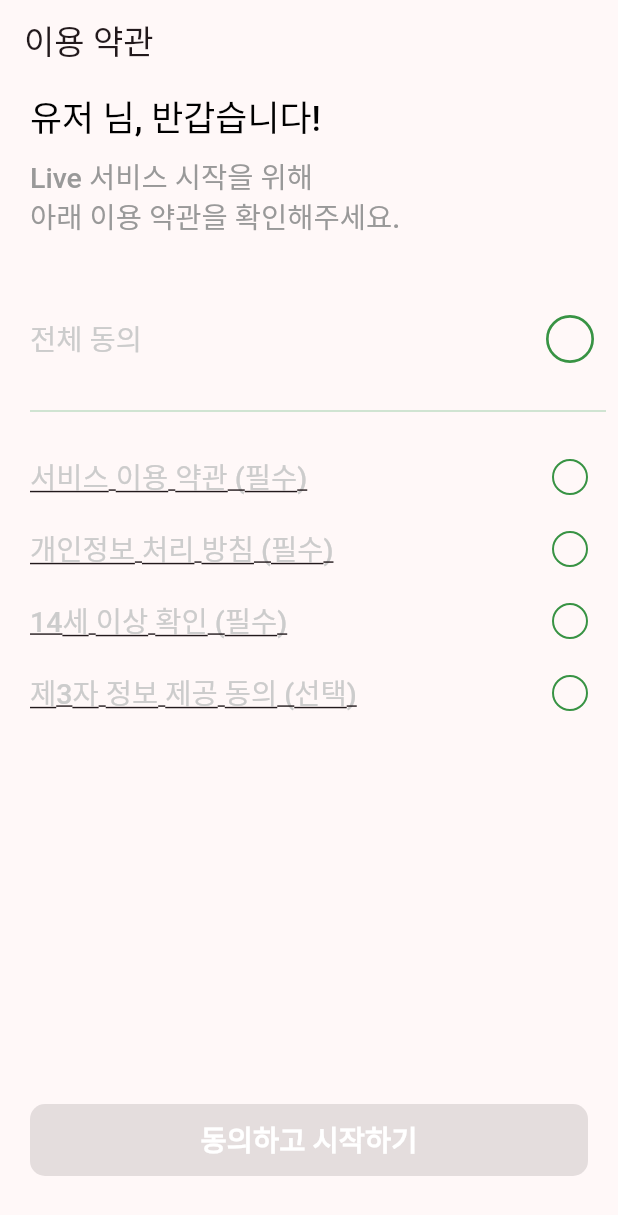
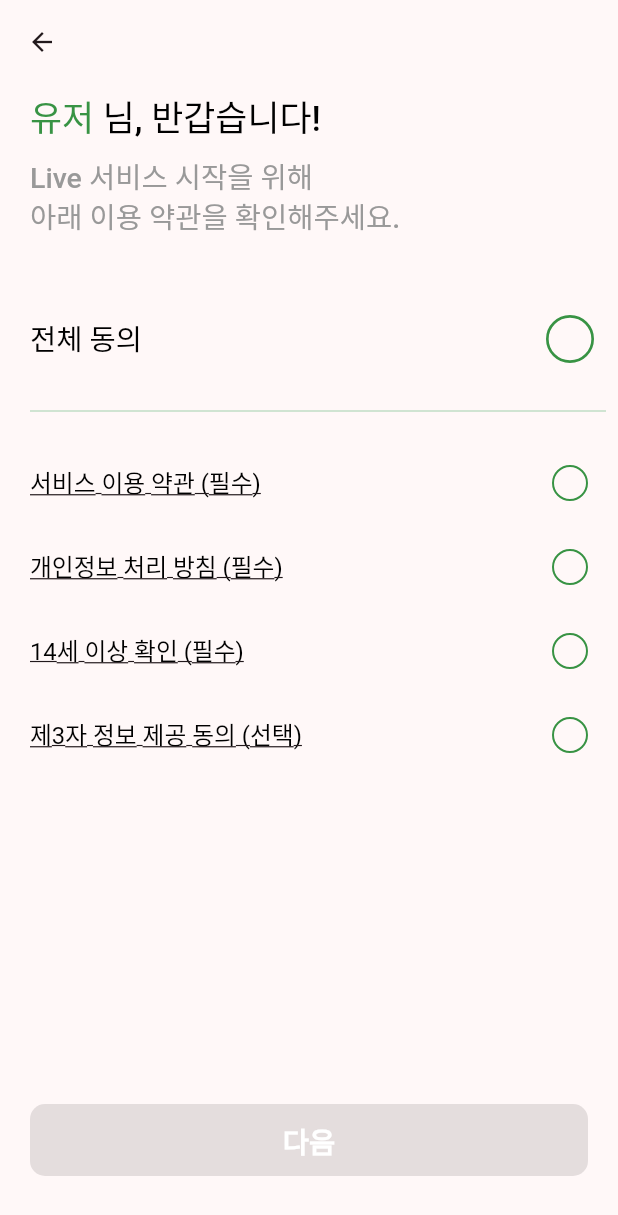
Before and after one commit to Live-2025-Hanium/live_frontend, a Flutter app: the TermsScreen screen opened by its route, on a phone screen of 412 x 824 dp. Shown: the top 1215 px of the screen. Run offline on Flutter 3.47's test engine with Material 3 defaults, Android fonts, the phone set to English and light mode, and no system bars; our stand-ins replace firebase_core, flutter_dotenv, flutter_riverpod, flutter_screenutil, flutter_svg, go_router and 1 more; missing offline and left inert: kakao_flutter_sdk_user, markdown_widget; accounts and stored records are empty; Roboto replaces fonts that are missing (Pretendard).

Commit message:
Feature: 약관 상세 스크린 추가 (#17)
* Design: 디자인과 다른 용어, 색상 수정

* Feat: 공용 AppBar 생성

* Chore: 마크다운 처리 패키지 추가, 이용 약관 md 추가

* Feat: 약관 상세 페이지 임시 구현

* Feat: 약관 상세 페이지의 체크 여부 동기화

* Rename: 약관 상세 스크린 폴더명 변경

```diff
--- a/lib/screens/home.dart
+++ b/lib/screens/home.dart
@@ -1,4 +1,5 @@
 import 'package:flutter/material.dart';
+import 'package:live_frontend/widgets/saeip_app_bar.dart';
 
 class HomeScreen extends StatelessWidget {
   const HomeScreen({super.key});
@@ -6,7 +7,7 @@ class HomeScreen extends StatelessWidget {
   @override
   Widget build(BuildContext context) {
     return Scaffold(
-      appBar: AppBar(title: const Text('Home')),
+      appBar: SaeipAppBar(title: 'Home'),
       body: Center(child: const Text('Welcome to the Home Screen!')),
     );
   }
--- a/lib/screens/terms/terms_screen.dart
+++ b/lib/screens/terms/terms_screen.dart
@@ -1,27 +1,31 @@
 import 'package:flutter/material.dart';
+import 'package:flutter_riverpod/flutter_riverpod.dart';
 import 'package:live_frontend/screens/terms/widgets/term.dart';
 import 'package:live_frontend/theme/app_text_styles.dart';
 import 'package:live_frontend/theme/app_colors.dart';
+import 'package:live_frontend/providers/auth_provider.dart';
+import 'package:live_frontend/widgets/saeip_app_bar.dart';
 
 class Agreement {
   final String label;
   bool agreed;
+  final String? filePath;
 
-  Agreement(this.label, {this.agreed = false});
+  Agreement(this.label, {this.agreed = false, this.filePath});
 }
 
-class TermsScreen extends StatefulWidget {
+class TermsScreen extends ConsumerStatefulWidget {
+  const TermsScreen({super.key});
+
   @override
   TermsScreenState createState() => TermsScreenState();
 }
 
-class TermsScreenState extends State<TermsScreen> {
+class TermsScreenState extends ConsumerState<TermsScreen> {
   bool agreedToAll = false;
 
-  String userName = "유저"; // Replace with actual user name
-
   List<Agreement> terms = [
-    Agreement("서비스 이용 약관 (필수)"),
+    Agreement("서비스 이용 약관 (필수)", filePath: "terms_of_service.md"),
     Agreement("개인정보 처리 방침 (필수)"),
     Agreement("14세 이상 확인 (필수)"),
     Agreement("제3자 정보 제공 동의 (선택)"),
@@ -39,8 +43,10 @@ class TermsScreenState extends State<TermsScreen> {
 
   @override
   Widget build(BuildContext context) {
+    final authState = ref.watch(authProvider);
+    final userName = authState.user?.name ?? "유저";
     return Scaffold(
-      appBar: AppBar(title: Text('이용 약관')),
+      appBar: SaeipAppBar(lastPage: '/home'), // 임시로 이전페이지는 홈으로 돌아가도록,,
       body: Padding(
         padding: EdgeInsets.only(
           left: 20.0,
@@ -55,12 +61,23 @@ class TermsScreenState extends State<TermsScreen> {
               mainAxisAlignment: MainAxisAlignment.start,
               crossAxisAlignment: CrossAxisAlignment.start,
               children: [
-                Text(
-                  "$userName 님, 반갑습니다!",
-                  style: AppTextStyles.titleMedium(
-                    context,
-                    color: Colors.black,
-                  ),
+                Row(
+                  children: [
+                    Text(
+                      "$userName ",
+                      style: AppTextStyles.titleMedium(
+                        context,
+                        color: AppColors.greenNormal,
+                      ),
+                    ),
+                    Text(
+                      "님, 반갑습니다!",
+                      style: AppTextStyles.titleMedium(
+                        context,
+                        color: Colors.black,
+                      ),
+                    ),
+                  ],
                 ),
                 SizedBox(height: 8.0),
                 Text(
@@ -79,7 +96,7 @@ class TermsScreenState extends State<TermsScreen> {
                       "전체 동의",
                       style: AppTextStyles.subtitleMedium(
                         context,
-                        color: AppColors.blackBlack3,
+                        color: Colors.black,
                       ),
                     ),
                     SizedBox(
@@ -117,6 +134,7 @@ class TermsScreenState extends State<TermsScreen> {
                               agreedToAll = terms.every((t) => t.agreed);
                             });
                           },
+                          filePath: term.filePath,
                         );
                       }).toList(),
                 ),
@@ -138,12 +156,10 @@ class TermsScreenState extends State<TermsScreen> {
                     borderRadius: BorderRadius.circular(10),
                   ),
                   backgroundColor:
-                      agreedToAll
-                          ? AppColors.greenNormal
-                          : AppColors.blackBlack2,
+                      agreedToAll ? AppColors.greenDark : AppColors.blackBlack2,
                 ),
                 child: Text(
-                  "동의하고 시작하기",
+                  "다음",
                   style: AppTextStyles.subtitleSemibold(
                     context,
                     color: Colors.white,
--- a/lib/screens/terms/widgets/term.dart
+++ b/lib/screens/terms/widgets/term.dart
@@ -1,4 +1,5 @@
 import 'package:flutter/material.dart';
+import 'package:go_router/go_router.dart';
 import 'package:live_frontend/theme/app_colors.dart';
 import 'package:live_frontend/theme/app_text_styles.dart';
 
@@ -7,30 +8,45 @@ class Term extends StatelessWidget {
   final String description;
   final bool isChecked;
   final ValueChanged<bool?> onChanged;
+  final String? filePath;
 
   const Term({
-    Key? key,
+    super.key,
     required this.title,
     required this.description,
     required this.isChecked,
     required this.onChanged,
-  }) : super(key: key);
+    this.filePath,
+  });
 
   @override
   Widget build(BuildContext context) {
-    return Row(
-      mainAxisAlignment: MainAxisAlignment.spaceBetween,
-      crossAxisAlignment: CrossAxisAlignment.center,
-      children: [
-        Text(
+    void onTap() async {
+      // 파일 경로가 null이 아닐 때만 동작
+      if (filePath == null) return;
+      bool? checked = await context.pushNamed(
+        'terms_detail',
+        pathParameters: {'file_path': filePath!},
+        extra: isChecked,
+      );
+      if (checked != null) {
+        onChanged(checked);
+      }
+    }
+
+    return ListTile(
+      contentPadding: const EdgeInsets.all(0),
+      enabled: filePath != null,
+      onTap: filePath != null ? onTap : null,
+      title: Text(
         title,
-          style: AppTextStyles.subtitleMedium(
+        style: AppTextStyles.bodyRegular(
           context,
-            color: AppColors.blackBlack3,
+          color: Colors.black,
           decoration: TextDecoration.underline,
         ),
       ),
-        SizedBox(
+      trailing: SizedBox(
         width: 48,
         height: 48,
         child: Center(
@@ -48,7 +64,6 @@ class Term extends StatelessWidget {
           ),
         ),
       ),
-      ],
     );
   }
 }
--- /dev/null
+++ b/lib/widgets/saeip_app_bar.dart
@@ -0,0 +1,74 @@
+import 'dart:io';
+import 'package:flutter_svg/flutter_svg.dart';
+import 'package:flutter/material.dart';
+import 'package:go_router/go_router.dart';
+import 'package:live_frontend/theme/app_text_styles.dart';
+
+enum AppBarStyle { common, detail }
+
+class SaeipAppBar extends StatelessWidget implements PreferredSizeWidget {
+  final String title;
+  final List<Widget>? actions;
+  final String? lastPage;
+  final VoidCallback? leadingAction;
+  final AppBarStyle appBarStyle;
+  final void Function()? onBack;
+
+  const SaeipAppBar({
+    super.key,
+    this.title = '',
+    this.actions,
+    this.lastPage,
+    this.leadingAction,
+    this.appBarStyle = AppBarStyle.detail,
+    this.onBack,
+  });
+
+  @override
+  Size get preferredSize => const Size.fromHeight(kToolbarHeight);
+
+  @override
+  Widget build(BuildContext context) {
+    void goBack() {
+      if (onBack != null) {
+        onBack!();
+      } else if (GoRouter.of(context).canPop()) {
+        context.pop();
+      } else {
+        context.push(lastPage ?? '/home');
+      }
+    }
+
+    final bool isIOS = Platform.isIOS;
+
+    if (appBarStyle == AppBarStyle.common) {
+      return AppBar(
+        automaticallyImplyLeading: false,
+        title: SvgPicture.asset('assets/logo/logo.svg', width: 73, height: 20),
+        centerTitle: false,
+        actions: [
+          IconButton(
+            icon: Icon(Icons.notifications_none),
+            onPressed: () {
+              /* 알림 화면으로 */
+            },
+          ),
+        ],
+      );
+    }
+
+    return AppBar(
+      title: Text(
+        title,
+        style: AppTextStyles.bodyMedium(context, color: Colors.black),
+      ),
+      titleSpacing: 0,
+      centerTitle: isIOS,
+      actions: actions,
+      leading: IconButton(
+        icon: Icon(isIOS ? Icons.chevron_left : Icons.arrow_back, size: 20),
+        onPressed: leadingAction ?? goBack,
+      ),
+    );
+  }
+}
--- a/pubspec.yaml
+++ b/pubspec.yaml
@@ -42,6 +42,7 @@ dependencies:
   google_sign_in: ^6.3.0
   kakao_flutter_sdk_user: ^1.9.7+3
   flutter_dotenv: ^5.2.1
+  markdown_widget: ^2.3.2
 
 dev_dependencies:
   flutter_test:
@@ -68,6 +69,7 @@ flutter:
     - assets/images/
     - assets/fonts/
     - assets/logo/
+    - assets/terms/
     - .env
 
   # To add assets to your application, add an assets section, like this:
```
Also changed, not shown: lib/routers/app_router.dart (+23 -2 lines), lib/screens/terms/terms_detail/terms_detail_screen.dart (added, +122 -0 lines), lib/widgets/appbar.dart (deleted), pubspec.lock, 1 other file. Lines whose indentation alone changed are shown as unchanged.
